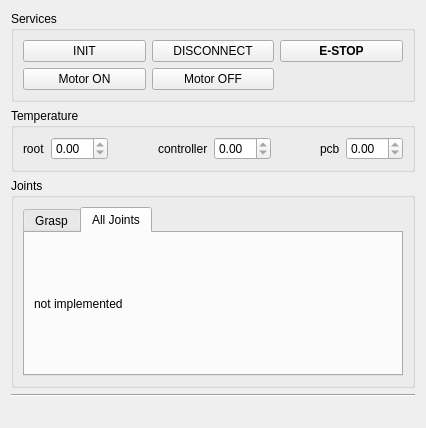
Old version of the form resource/ui/SchunkJoints.ui in the repository christian-rauch/schunk_ui.
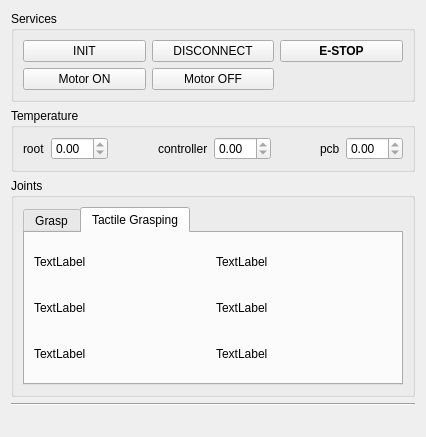
New version of the form. The open tabs and pages were chosen to show the change.

Commit message: show pressure values from tactile matrix

```diff
--- a/resource/ui/SchunkJoints.ui
+++ b/resource/ui/SchunkJoints.ui
@@ -7,7 +7,7 @@
     <x>0</x>
     <y>0</y>
     <width>426</width>
-    <height>428</height>
+    <height>437</height>
    </rect>
   </property>
   <property name="windowTitle">
@@ -259,15 +259,90 @@
         </widget>
         <widget class="QWidget" name="tab_all">
          <attribute name="title">
-          <string>All Joints</string>
+          <string>Tactile Grasping</string>
          </attribute>
          <layout class="QVBoxLayout" name="verticalLayout_11">
           <item>
-           <widget class="QLabel" name="label">
-            <property name="text">
-             <string>not implemented</string>
-            </property>
-           </widget>
+           <layout class="QGridLayout" name="tactile_layout">
+            <item row="1" column="0">
+             <widget class="QLabel" name="tactile_sdh_finger_23_link">
+              <property name="maximumSize">
+               <size>
+                <width>300</width>
+                <height>300</height>
+               </size>
+              </property>
+              <property name="text">
+               <string>TextLabel</string>
+              </property>
+             </widget>
+            </item>
+            <item row="0" column="0">
+             <widget class="QLabel" name="tactile_sdh_finger_13_link">
+              <property name="maximumSize">
+               <size>
+                <width>300</width>
+                <height>300</height>
+               </size>
+              </property>
+              <property name="text">
+               <string>TextLabel</string>
+              </property>
+             </widget>
+            </item>
+            <item row="0" column="1">
+             <widget class="QLabel" name="tactile_sdh_finger_12_link">
+              <property name="maximumSize">
+               <size>
+                <width>300</width>
+                <height>300</height>
+               </size>
+              </property>
+              <property name="text">
+               <string>TextLabel</string>
+              </property>
+             </widget>
+            </item>
+            <item row="1" column="1">
+             <widget class="QLabel" name="tactile_sdh_finger_22_link">
+              <property name="maximumSize">
+               <size>
+                <width>300</width>
+                <height>300</height>
+               </size>
+              </property>
+              <property name="text">
+               <string>TextLabel</string>
+              </property>
+             </widget>
+            </item>
+            <item row="2" column="1">
+             <widget class="QLabel" name="tactile_sdh_thumb_2_link">
+              <property name="maximumSize">
+               <size>
+                <width>300</width>
+                <height>300</height>
+               </size>
+              </property>
+              <property name="text">
+               <string>TextLabel</string>
+              </property>
+             </widget>
+            </item>
+            <item row="2" column="0">
+             <widget class="QLabel" name="tactile_sdh_thumb_3_link">
+              <property name="maximumSize">
+               <size>
+                <width>300</width>
+                <height>300</height>
+               </size>
+              </property>
+              <property name="text">
+               <string>TextLabel</string>
+              </property>
+             </widget>
+            </item>
+           </layout>
           </item>
          </layout>
         </widget>
```
Left out of the diff: 4 changed lines with no effect on the pictures. The commit also changes 1 other file.
